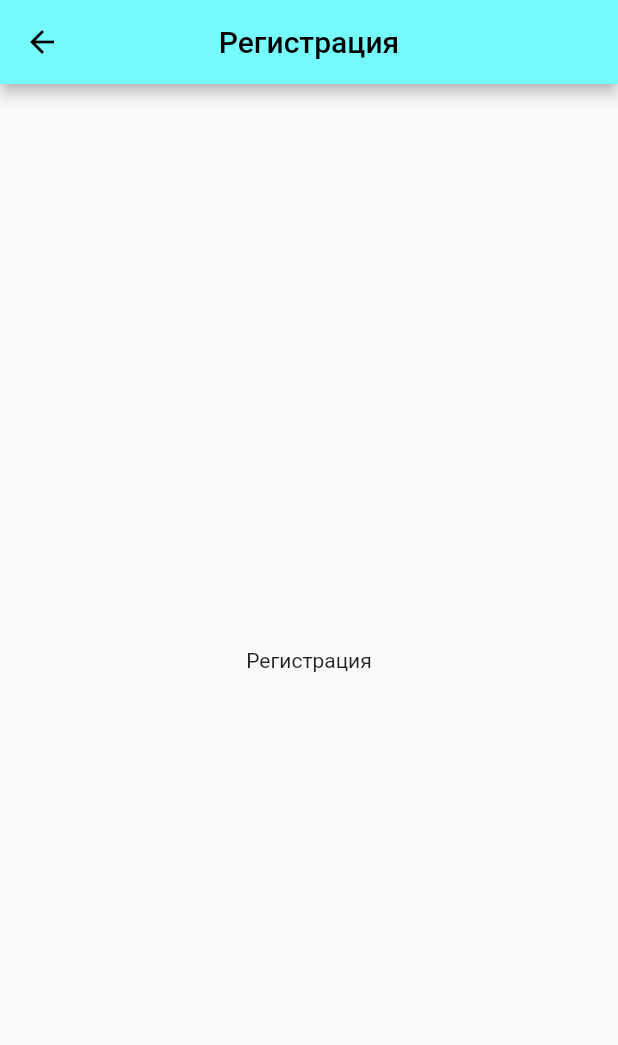
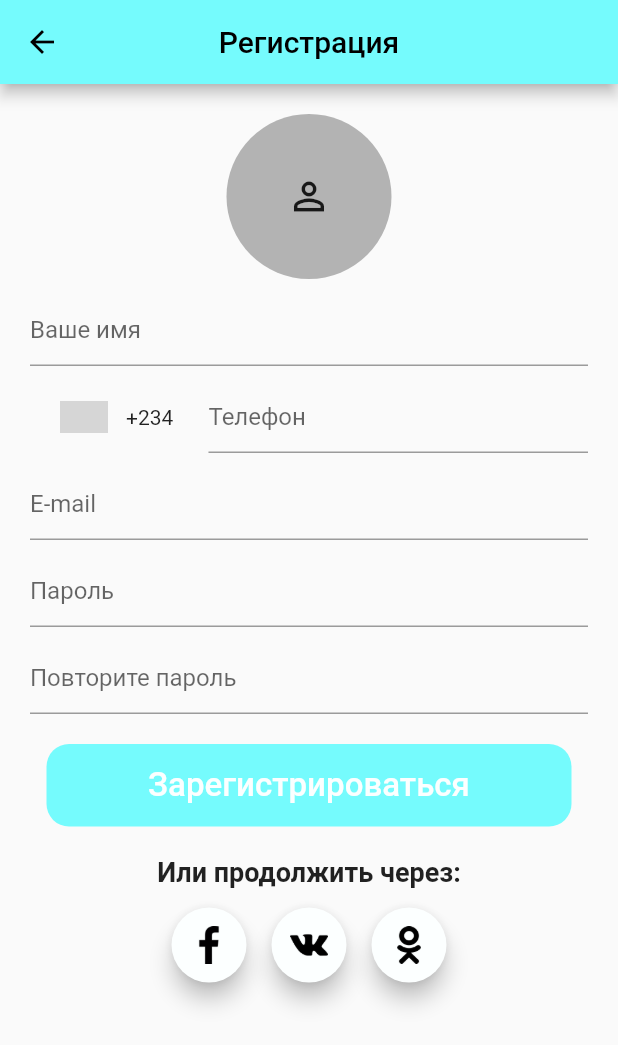
Before and after one commit to murzik0683/student_platform, a Flutter app: the UserRegister screen opened by its route, on a phone screen of 412 x 824 dp. Shown: the top 1045 px of the screen. Run offline on Flutter 3.47's test engine with Material 2 defaults, Android fonts, the phone set to English and light mode, and no system bars; drawn by our look-alikes of intl_phone_number_input; our stand-ins replace date_time_picker, get; missing offline and left inert: country_state_city_picker, country_state_city_pro; grey boxes are pictures that could not be loaded.

Commit message:
commit_nastya

```diff
--- a/lib/main.dart
+++ b/lib/main.dart
@@ -3,7 +3,9 @@ import 'package:get/get.dart';
 import 'package:platform/helpers/colors.dart';
 import 'package:platform/screens/first_screen.dart';
 import 'package:platform/screens/register_screen.dart';
+import 'package:platform/screens/user_profile.dart';
 import 'package:platform/screens/user_register_screen.dart';
+import 'package:platform/screens/user_register_screen_two.dart';
 import 'package:platform/widgets/onboarding_page.dart';
 
 void main() {
@@ -23,6 +25,8 @@ class MyApp extends StatelessWidget {
       routes: {
         '/first_screen': (context) => const UserCalendar(),
         '/user_register_screen': (context) => const UserRegister(),
+        '/user_register_screen_two': (context) => const UserRegisterTwo(),
+        '/user_profile': (context) => const UserProfile(),
         '/onboarding_page': (context) => const OnboardingPage(),
       },
       initialRoute: '/',
--- a/lib/screens/user_register_screen.dart
+++ b/lib/screens/user_register_screen.dart
@@ -1,4 +1,6 @@
 import 'package:flutter/material.dart';
+import 'package:intl_phone_number_input/intl_phone_number_input.dart';
+import 'package:platform/widgets/widgets.dart';
 
 class UserRegister extends StatefulWidget {
   const UserRegister({Key? key}) : super(key: key);
@@ -8,6 +10,13 @@ class UserRegister extends StatefulWidget {
 }
 
 class _UserRegisterState extends State<UserRegister> {
+  late String _name;
+  late String _phoneNumber;
+  late String _eMail;
+  late String _password;
+  late String _conformPassword;
+  final _controller = TextEditingController();
+  final _formKey = GlobalKey<FormState>();
   @override
   Widget build(BuildContext context) {
     return Scaffold(
@@ -15,9 +24,160 @@ class _UserRegisterState extends State<UserRegister> {
         title: const Text('Регистрация'),
         centerTitle: true,
       ),
-      body: const Center(
-        child: Text('Регистрация'),
+      body: Form(
+        key: _formKey,
+        child: SingleChildScrollView(
+          child: Padding(
+            padding: const EdgeInsets.all(20.0),
+            child: Column(children: [
+              _buildAvatar(),
+              _buildSpacer(10),
+              _buildTextFiledName(),
+              _buildSpacer(10),
+              _buildTextFiledPhone(),
+              _buildSpacer(10),
+              _buildTextFiledEmail(),
+              _buildSpacer(10),
+              _buildTextFiledPassword(),
+              _buildTextButton(),
+              _buildSpacer(20),
+              _buildText(),
+              _buildSpacer(10),
+              _buildSocialNetwork(),
+            ]),
+          ),
+        ),
+      ),
+    );
+  }
+
+  Widget _buildAvatar() {
+    return const Center(
+      child: CircleAvatar(
+        radius: 55,
+        child: Icon(
+          Icons.person_outline,
+          size: 30,
+        ),
+      ),
+    );
+  }
+
+  Widget _buildTextFiledName() {
+    return TextFormField(
+      controller: _controller,
+      decoration: const InputDecoration(hintText: 'Ваше имя'),
+      validator: (value) {
+        if (value!.isEmpty) return 'Введите Ваше имя';
+        return null;
+      },
+      onSaved: (value) {
+        _name = value!;
+      },
+    );
+  }
+
+  Widget _buildTextFiledPhone() {
+    PhoneNumber number = PhoneNumber(isoCode: 'NG');
+    return InternationalPhoneNumberInput(
+      onInputChanged: (PhoneNumber number) {},
+      selectorConfig:
+          const SelectorConfig(selectorType: PhoneInputSelectorType.DIALOG),
+      hintText: 'Телефон',
+      errorMessage: 'Введите корректный номер телефона',
+      initialValue: number,
+    );
+  }
+
+  Widget _buildTextFiledEmail() {
+    return TextFormField(
+      keyboardType: TextInputType.emailAddress,
+      decoration: const InputDecoration(hintText: 'E-mail'),
+      validator: (value) {
+        if (value!.isEmpty) return 'Введите E-mail';
+        if (!RegExp(
+                r"^[a-zA-Z0-9.a-zA-Z0-9.!#$%&'*+-/=?^_`{|}~]+@[a-zA-Z0-9]+\.[a-zA-Z]+")
+            .hasMatch(value)) return 'Введите корректный E-mail';
+        return null;
+      },
+      onSaved: (value) {
+        _eMail = value!;
+      },
+    );
+  }
+
+  Widget _buildTextFiledPassword() {
+    final _passwordFieldKey = GlobalKey<FormFieldState<String>>();
+    return Column(
+      children: [
+        TextFormField(
+          key: _passwordFieldKey,
+          decoration: const InputDecoration(hintText: 'Пароль'),
+          validator: (value) {
+            if (value!.isEmpty) return 'Введите пароль';
+            if (value.length < 6) return 'Слишком короткий пароль';
+            return null;
+          },
+          onSaved: (value) {
+            _password = value!;
+          },
+        ),
+        _buildSpacer(10),
+        TextFormField(
+          decoration: const InputDecoration(hintText: 'Повторите пароль'),
+          validator: (value) {
+            if (value != _passwordFieldKey.currentState!.value) {
+              return 'Пароль не совпадает';
+            }
+            return null;
+          },
+          onSaved: (value) {
+            _conformPassword = value!;
+          },
+        ),
+        _buildSpacer(20),
+      ],
+    );
+  }
+
+  Widget _buildTextButton() {
+    return textButton('Зарегистрироваться', () {
+      if (_formKey.currentState!.validate()) {
+        setState(() {
+          Navigator.of(context)
+              .pushReplacementNamed('/user_register_screen_two');
+        });
+      }
+      _formKey.currentState!.save();
+    });
+  }
+
+  Widget _buildText() {
+    return const Center(
+      child: Text(
+        'Или продолжить через:',
+        style: TextStyle(fontSize: 18, fontWeight: FontWeight.bold),
+      ),
+    );
+  }
+
+  Widget _buildSocialNetwork() {
+    return SizedBox(
+      width: 200,
+      child: Row(
+        mainAxisAlignment: MainAxisAlignment.spaceAround,
+        children: [
+          floatButton(1, 'assets/images/icon_facebook.png', () {}),
+          floatButton(2, 'assets/images/icon_vk.png', () {}),
+          floatButton(3, 'assets/images/icon_odnoklassniki.png', () {}),
+        ],
       ),
     );
   }
 }
+
+Widget _buildSpacer(double space) {
+  return SizedBox(
+    height: space,
+  );
+}
--- /dev/null
+++ b/lib/widgets/widgets.dart
@@ -0,0 +1,65 @@
+import 'package:flutter/material.dart';
+import 'package:platform/helpers/colors.dart';
+
+SizedBox floatButton(int tag, String image, fun) {
+  return SizedBox(
+    width: 50,
+    child: FloatingActionButton(
+      heroTag: tag,
+      child: Image.asset(
+        image,
+        width: 25,
+      ),
+      backgroundColor: CustomColors.whiteColor,
+      onPressed: fun,
+    ),
+  );
+}
+
+SizedBox messengersButton(int tag, String image, fun) {
+  return SizedBox(
+    width: 35,
+    child: FloatingActionButton(
+      heroTag: tag,
+      child: Image.asset(
+        image,
+        width: 20,
+      ),
+      backgroundColor: CustomColors.whiteColor,
+      onPressed: fun,
+    ),
+  );
+}
+
+TextButton textButton(String title, fun) {
+  return TextButton(
+    style: ButtonStyle(
+      minimumSize: MaterialStateProperty.all(
+        const Size(350, 55),
+      ),
+      shape: MaterialStateProperty.all(
+          RoundedRectangleBorder(borderRadius: BorderRadius.circular(15))),
+      backgroundColor: MaterialStateProperty.all(ThemeColors.themeColor),
+      overlayColor: MaterialStateProperty.all(CustomColors.greyColor),
+    ),
+    onPressed: fun,
+    child: Text(
+      title,
+      style: const TextStyle(color: CustomColors.whiteColor, fontSize: 22),
+    ),
+  );
+}
+
+Padding dropdownButton(child) {
+  return Padding(
+    padding: const EdgeInsets.all(1),
+    child: Container(
+      width: 350,
+      height: 45,
+      decoration: BoxDecoration(
+          border: Border.all(color: CustomColors.greyColor),
+          borderRadius: BorderRadius.circular(15)),
+      child: child,
+    ),
+  );
+}
--- a/pubspec.yaml
+++ b/pubspec.yaml
@@ -34,6 +34,10 @@ dependencies:
   # Use with the CupertinoIcons class for iOS style icons.
   cupertino_icons: ^1.0.2
   get: ^4.6.5
+  intl_phone_number_input: ^0.7.0+2
+  date_time_picker: ^2.1.0
+  country_state_city_picker: ^1.2.8
+  country_state_city_pro: ^0.0.3
 
 dev_dependencies:
   flutter_test:
```
Also changed, not shown: lib/screens/register_screen.dart (+19 -28 lines), lib/screens/user_profile.dart (added, +15 -0 lines), lib/screens/user_register_screen_two.dart (added, +251 -0 lines), assets/images/icon_facebook.png (added), assets/images/icon_instagram.png (added), assets/images/icon_odnoklassniki.png (added), assets/images/icon_telegram.png (added), assets/images/icon_vk.png (added), assets/images/icon_whatsapp.png (added), pubspec.lock.
